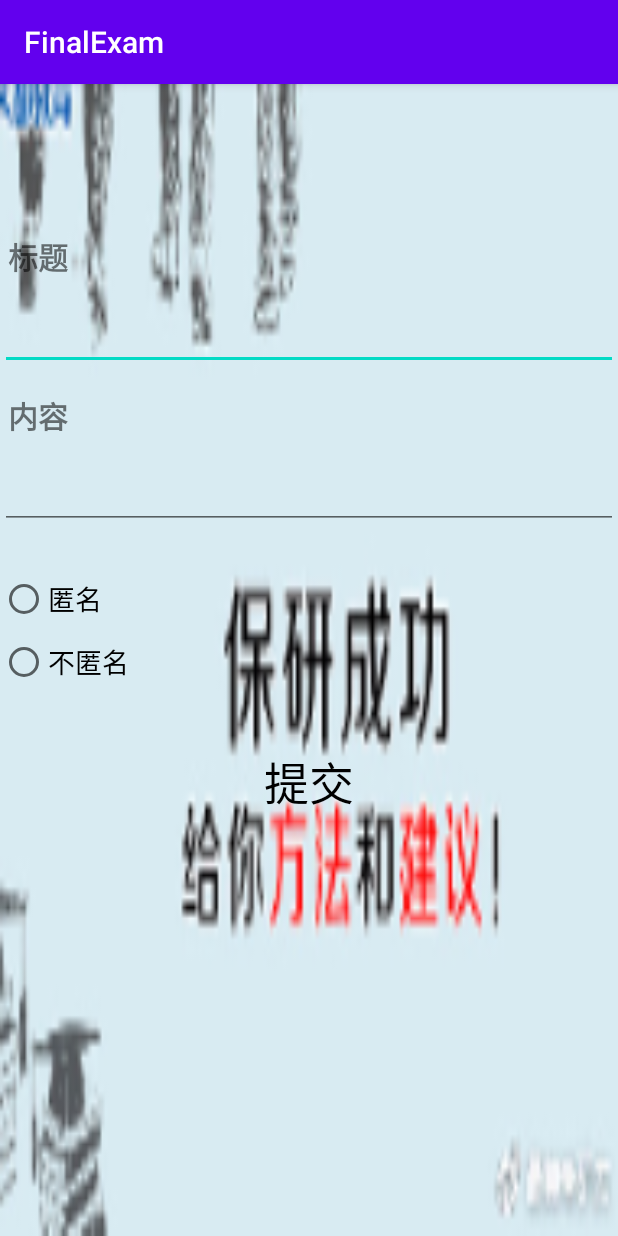
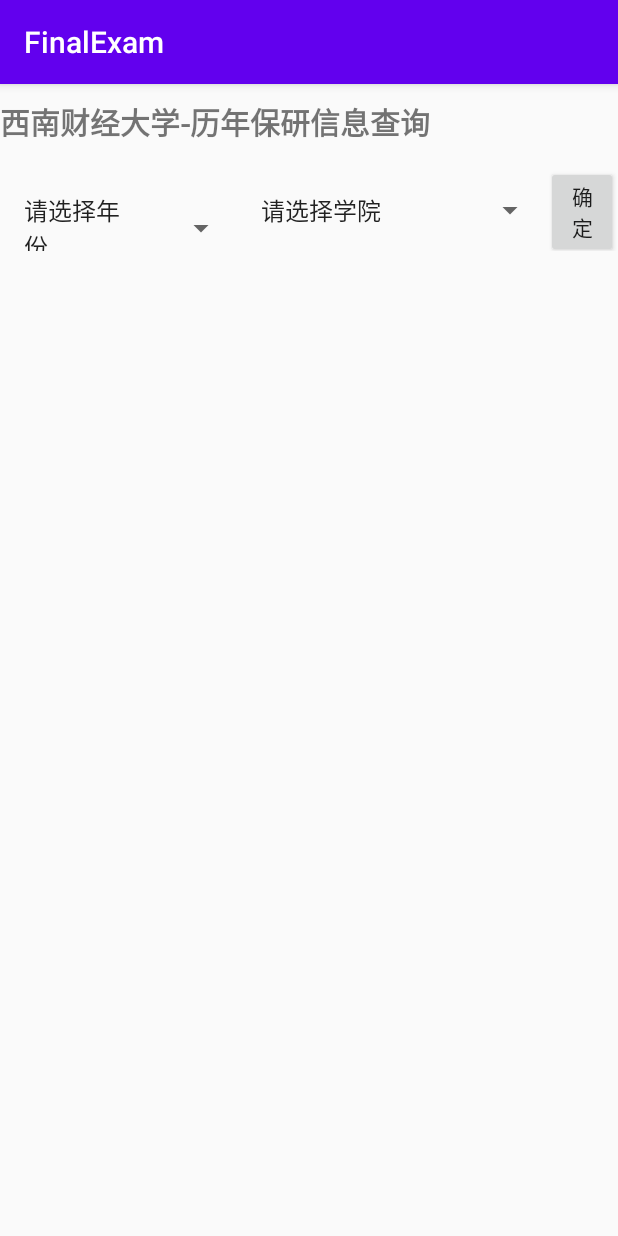
Before and after one commit to swufeLD/FinalExam, an Android app: the screen it shows after launch (Baoyan_Editor before the commit, BYShow_history after it), on a phone screen of 412 x 824 dp. Run offline under Robolectric (Android 15) with nearby library versions, the phone set to English and light mode, and no system bars.

Commit message:
保研模块

```diff
--- /dev/null
+++ b/app/src/main/java/com/example/finalexam/BYShow_history.java
@@ -0,0 +1,84 @@
+package com.example.finalexam;
+
+import android.net.ConnectivityManager;
+import android.os.Bundle;
+import android.util.Log;
+import android.view.View;
+import android.widget.AdapterView;
+import android.widget.ArrayAdapter;
+import android.widget.Button;
+import android.widget.Spinner;
+import android.widget.Toast;
+
+import androidx.appcompat.app.AppCompatActivity;
+
+public class BYShow_history extends AppCompatActivity implements View.OnClickListener , AdapterView.OnItemSelectedListener {
+    public static final String TAG="BYShow_history ";
+
+    Spinner sp1;
+    Spinner sp2;
+    Button b1;
+
+    String arr1[];
+    String arr2[];
+
+    String a1;
+    String a2;
+    int index1;
+    int index2;
+
+    protected void onCreate(Bundle savedInstanceState) {
+        super.onCreate(savedInstanceState);
+        setContentView(R.layout.by_history);
+
+        sp1=findViewById(R.id.spinner);
+        sp2=findViewById(R.id.spinner2);
+        b1=findViewById(R.id.button);
+
+        b1.setOnClickListener(this);
+        sp1.setOnItemSelectedListener(this);
+        sp2.setOnItemSelectedListener(this);
+
+        arr1= new String[]{"请选择年份", "2020", "2019", "2018", "2017", "2016"};
+        arr2= new String[]{"请选择学院", "金融学院", "经济信息工程学院", "数学学院", "体育学院", "马克思主义学院"};
+
+        ArrayAdapter<String> adapter1=new ArrayAdapter<String>(this,android.R.layout.simple_list_item_1,arr1);
+        ArrayAdapter<String> adapter2=new ArrayAdapter<String>(this,android.R.layout.simple_list_item_1,arr2);
+
+        sp1.setAdapter(adapter1);
+        sp2.setAdapter(adapter2);
+
+    }
+
+    @Override
+    public void onClick(View view) {
+        //查询数据库并显示
+        if(index1==0 && index2==0){
+
+        }else if(index1==0 && index2!=0){
+
+        }else if(index2==0 && index1!=0){
+
+        }else{
+
+        }
+    }
+
+    @Override
+    public void onItemSelected(AdapterView<?> adapterView, View view, int position, long id) {
+        if(adapterView.getId()==R.id.spinner){
+            a1=arr1[position];
+            index1 =sp1.getSelectedItemPosition();
+        }
+        if(adapterView.getId()==R.id.spinner2){
+            a2=arr2[position];
+            index2=sp2.getSelectedItemPosition();
+        }
+    }
+
+    @Override
+    public void onNothingSelected(AdapterView<?> adapterView) {
+
+    }
+
+}
--- a/app/src/main/java/com/example/finalexam/BaoYan.java
+++ b/app/src/main/java/com/example/finalexam/BaoYan.java
@@ -54,6 +54,8 @@
         if(view.getId()==R.id.b3){
             b3.setTextColor(Color.rgb(255,140,0));
             count=3;
+            intent=new Intent(getActivity(),BYShow_history.class);
+            startActivity(intent);
         }
         if(view.getId()==R.id.imageButton2){
             intent=new Intent(getActivity(), Baoyan_Editor.class);
--- a/app/src/main/java/com/example/finalexam/Gua_PingLun.java
+++ b/app/src/main/java/com/example/finalexam/Gua_PingLun.java
@@ -5,6 +5,7 @@
 import android.view.View;
 import android.widget.Button;
 import android.widget.TextView;
+import android.widget.Toast;
 
 import androidx.appcompat.app.AppCompatActivity;
 
@@ -40,8 +41,9 @@
     }
     @Override
     public void onClick(View view) {
-        String comment=author+"*"+e.getText().toString();
+        String comment=author+"@"+e.getText().toString();
         GuaManager guaManager=new GuaManager(this);
         guaManager.insertcomment(Integer.parseInt(id),comment);
+        Toast.makeText(this,"保存成功",Toast.LENGTH_LONG).show();
     }
 }
--- /dev/null
+++ b/app/src/main/res/layout/by_history.xml
@@ -0,0 +1,57 @@
+<?xml version="1.0" encoding="utf-8"?>
+<LinearLayout xmlns:android="http://schemas.android.com/apk/res/android"
+    android:layout_width="match_parent"
+    android:layout_height="match_parent"
+    android:orientation="vertical">
+
+    <TextView
+        android:id="@+id/textView23"
+        android:layout_width="match_parent"
+        android:layout_height="wrap_content"
+        android:text="西南财经大学-历年保研信息查询"
+        android:layout_marginTop="10dp"
+        android:textSize="20dp"
+        android:textStyle="bold"/>
+
+    <LinearLayout
+        android:layout_width="match_parent"
+        android:layout_height="wrap_content"
+        android:orientation="horizontal">
+
+        <Spinner
+            android:id="@+id/spinner"
+            android:layout_width="wrap_content"
+            android:layout_height="wrap_content"
+            android:layout_weight="1"
+            android:layout_marginTop="20dp"
+      />
+
+        <Spinner
+            android:id="@+id/spinner2"
+            android:layout_width="wrap_content"
+            android:layout_height="wrap_content"
+            android:layout_weight="1"
+            android:layout_marginTop="20dp"
+     />
+
+        <Button
+            android:id="@+id/button"
+            android:layout_width="50dp"
+            android:layout_height="wrap_content"
+            android:text="确定"
+            android:layout_weight="1"
+            android:layout_marginTop="10dp"/>
+
+    </LinearLayout>
+
+    <LinearLayout
+        android:layout_width="match_parent"
+        android:layout_height="match_parent"
+        android:orientation="vertical"
+        android:layout_marginTop="20dp">
+
+        <ListView
+            android:layout_width="match_parent"
+            android:layout_height="match_parent" />
+    </LinearLayout>
+</LinearLayout>
--- a/app/src/main/res/layout/showgua.xml
+++ b/app/src/main/res/layout/showgua.xml
@@ -140,7 +140,8 @@
 
         <ListView
             android:layout_width="match_parent"
-            android:layout_height="match_parent" />
+            android:layout_height="match_parent"
+            android:id="@+id/plist"/>
     </LinearLayout>
 
 </LinearLayout>
```
Also changed, not shown: app/src/main/AndroidManifest.xml (+14 -0 lines), app/src/main/java/com/example/finalexam/BaoYan_DBHelper.java (added, +32 -0 lines), app/src/main/java/com/example/finalexam/ShowGua.java (+63 -44 lines).
